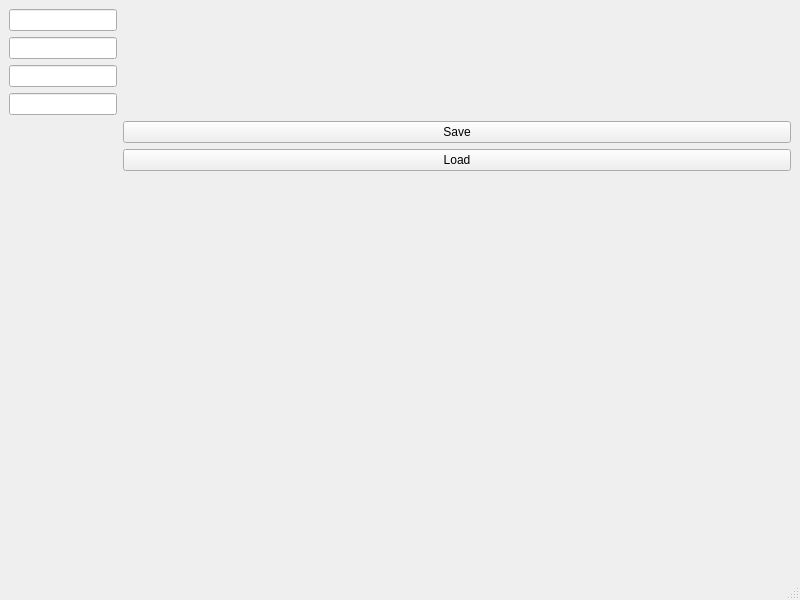
This is common/settings/settingsmanager.ui in AJigsawnHalo/Aklatan as Qt 5 draws it before an edit. The edited form follows.
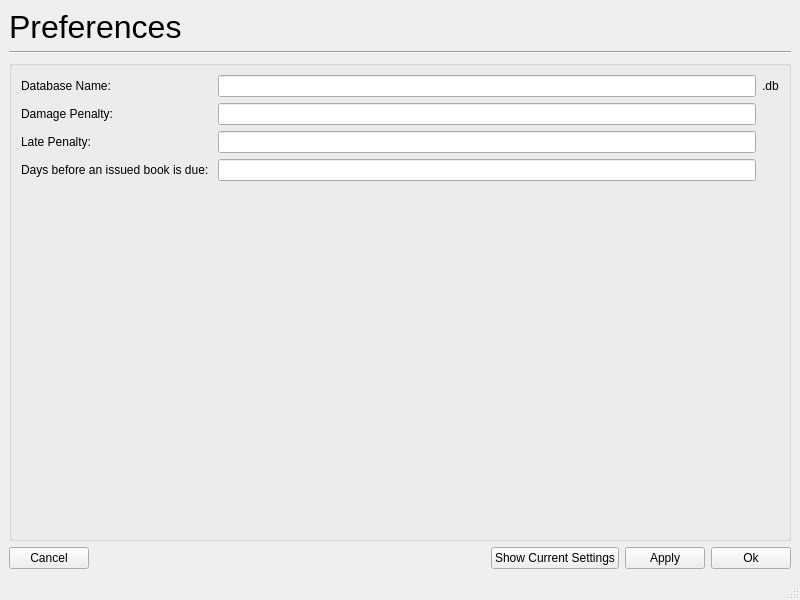
This is the edited form.

Commit message: completed Settings function

The edit to the form file:
```diff
--- a/common/settings/settingsmanager.ui
+++ b/common/settings/settingsmanager.ui
@@ -14,32 +14,145 @@
    <string>MainWindow</string>
   </property>
   <widget class="QWidget" name="centralwidget">
-   <layout class="QFormLayout" name="formLayout">
+   <layout class="QGridLayout" name="gridLayout_2">
     <item row="0" column="0">
-     <widget class="QLineEdit" name="lineDbName"/>
+     <widget class="QLabel" name="label_6">
+      <property name="font">
+       <font>
+        <pointsize>24</pointsize>
+       </font>
+      </property>
+      <property name="text">
+       <string>Preferences</string>
+      </property>
+     </widget>
     </item>
     <item row="1" column="0">
-     <widget class="QLineEdit" name="linedamagePenalty"/>
+     <widget class="Line" name="line">
+      <property name="orientation">
+       <enum>Qt::Horizontal</enum>
+      </property>
+     </widget>
     </item>
     <item row="2" column="0">
-     <widget class="QLineEdit" name="lineLatePenalty"/>
-    </item>
-    <item row="4" column="1">
-     <widget class="QPushButton" name="saveButton">
-      <property name="text">
-       <string>Save</string>
+     <widget class="QGroupBox" name="groupBox">
+      <property name="title">
+       <string/>
       </property>
+      <layout class="QGridLayout" name="gridLayout">
+       <item row="0" column="2">
+        <widget class="QLabel" name="label_5">
+         <property name="text">
+          <string>.db</string>
+         </property>
+        </widget>
+       </item>
+       <item row="5" column="0">
+        <widget class="QLabel" name="label_4">
+         <property name="text">
+          <string>Days before an issued book is due: </string>
+         </property>
+        </widget>
+       </item>
+       <item row="2" column="1">
+        <widget class="QLineEdit" name="linedamagePenalty"/>
+       </item>
+       <item row="3" column="0">
+        <widget class="QLabel" name="label_3">
+         <property name="text">
+          <string>Late Penalty:</string>
+         </property>
+        </widget>
+       </item>
+       <item row="0" column="0">
+        <widget class="QLabel" name="label">
+         <property name="text">
+          <string>Database Name:</string>
+         </property>
+        </widget>
+       </item>
+       <item row="5" column="1">
+        <widget class="QLineEdit" name="lineDaysDue"/>
+       </item>
+       <item row="3" column="1">
+        <widget class="QLineEdit" name="lineLatePenalty"/>
+       </item>
+       <item row="2" column="0">
+        <widget class="QLabel" name="label_2">
+         <property name="text">
+          <string>Damage Penalty:</string>
+         </property>
+        </widget>
+       </item>
+       <item row="0" column="1">
+        <widget class="QLineEdit" name="lineDbName"/>
+       </item>
+       <item row="6" column="1">
+        <spacer name="verticalSpacer">
+         <property name="orientation">
+          <enum>Qt::Vertical</enum>
+         </property>
+         <property name="sizeHint" stdset="0">
+          <size>
+           <width>20</width>
+           <height>40</height>
+          </size>
+         </property>
+        </spacer>
+       </item>
+      </layout>
      </widget>
     </item>
-    <item row="3" column="0">
-     <widget class="QLineEdit" name="lineDaysDue"/>
-    </item>
-    <item row="5" column="1">
-     <widget class="QPushButton" name="loadButton">
-      <property name="text">
-       <string>Load</string>
+    <item row="4" column="0">
+     <layout class="QHBoxLayout" name="horizontalLayout">
+      <property name="topMargin">
+       <number>0</number>
       </property>
-     </widget>
+      <item>
+       <widget class="QPushButton" name="cancelButton">
+        <property name="text">
+         <string>Cancel</string>
+        </property>
+       </widget>
+      </item>
+      <item>
+       <spacer name="horizontalSpacer">
+        <property name="orientation">
+         <enum>Qt::Horizontal</enum>
+        </property>
+        <property name="sizeType">
+         <enum>QSizePolicy::Expanding</enum>
+        </property>
+        <property name="sizeHint" stdset="0">
+         <size>
+          <width>40</width>
+          <height>20</height>
+         </size>
+        </property>
+       </spacer>
+      </item>
+      <item>
+       <widget class="QPushButton" name="loadButton">
+        <property name="text">
+         <string>Show Current Settings</string>
+        </property>
+       </widget>
+      </item>
+      <item>
+       <widget class="QPushButton" name="applyButton">
+        <property name="text">
+         <string>Apply</string>
+        </property>
+       </widget>
+      </item>
+      <item>
+       <widget class="QPushButton" name="saveButton">
+        <property name="text">
+         <string>Ok</string>
+        </property>
+       </widget>
+      </item>
+     </layout>
     </item>
    </layout>
   </widget>
```
The commit also changes 5 other files.
